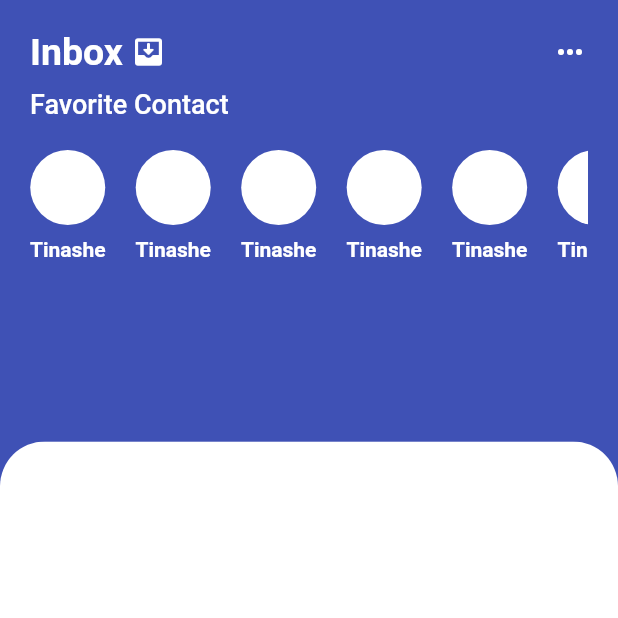
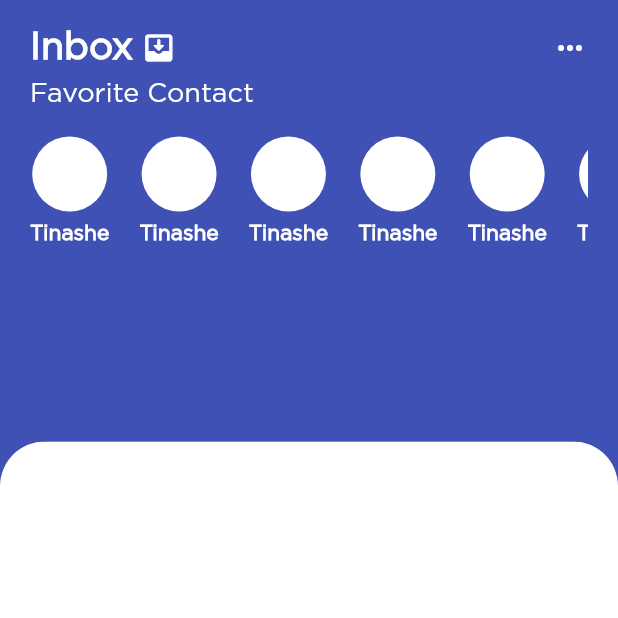
Before and after one commit to tinashemahwenda/chat_app, a Flutter app: the screen it shows after launch, on a phone screen of 412 x 824 dp, the top half of it. Run offline on Flutter 3.47's test engine with Material 2 defaults, Android fonts, the phone set to English and light mode, and no system bars.

Commit message:
Updated main.dart

```diff
--- a/lib/main.dart
+++ b/lib/main.dart
@@ -11,9 +11,7 @@ class MyApp extends StatelessWidget {
     return MaterialApp(
       home: const HomePage(),
       debugShowCheckedModeBanner: false,
-      theme: ThemeData(
-        primarySwatch: Colors.indigo,
-      ),
+      theme: ThemeData(primarySwatch: Colors.indigo, fontFamily: 'Gotham'),
     );
   }
 }
```
